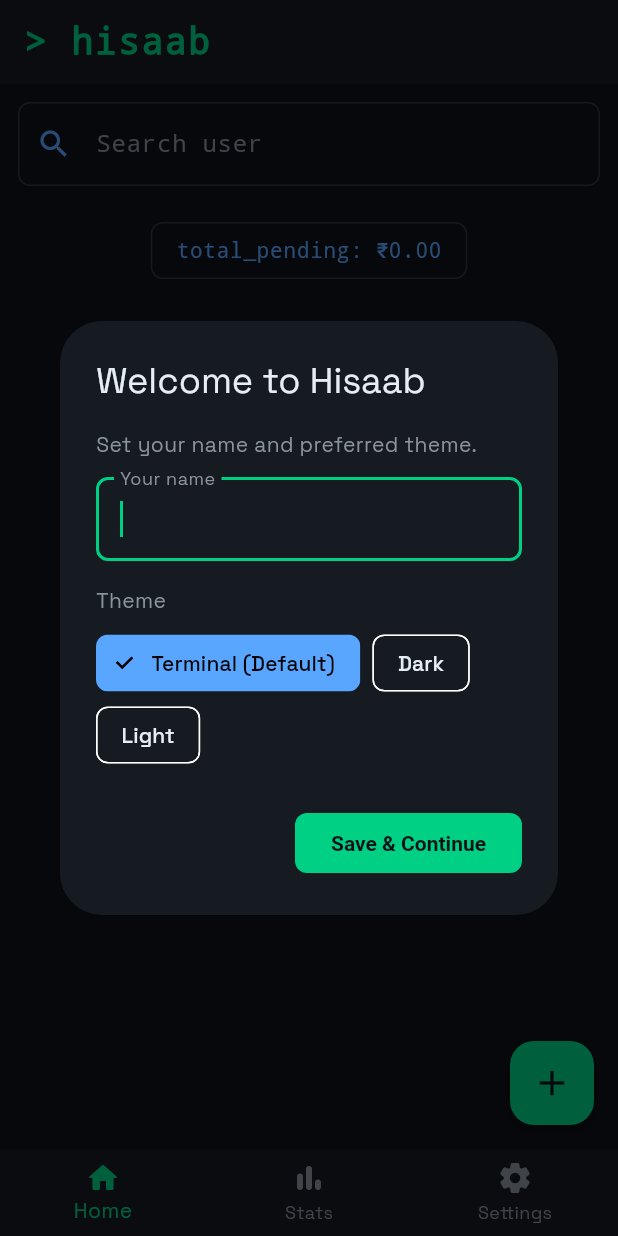
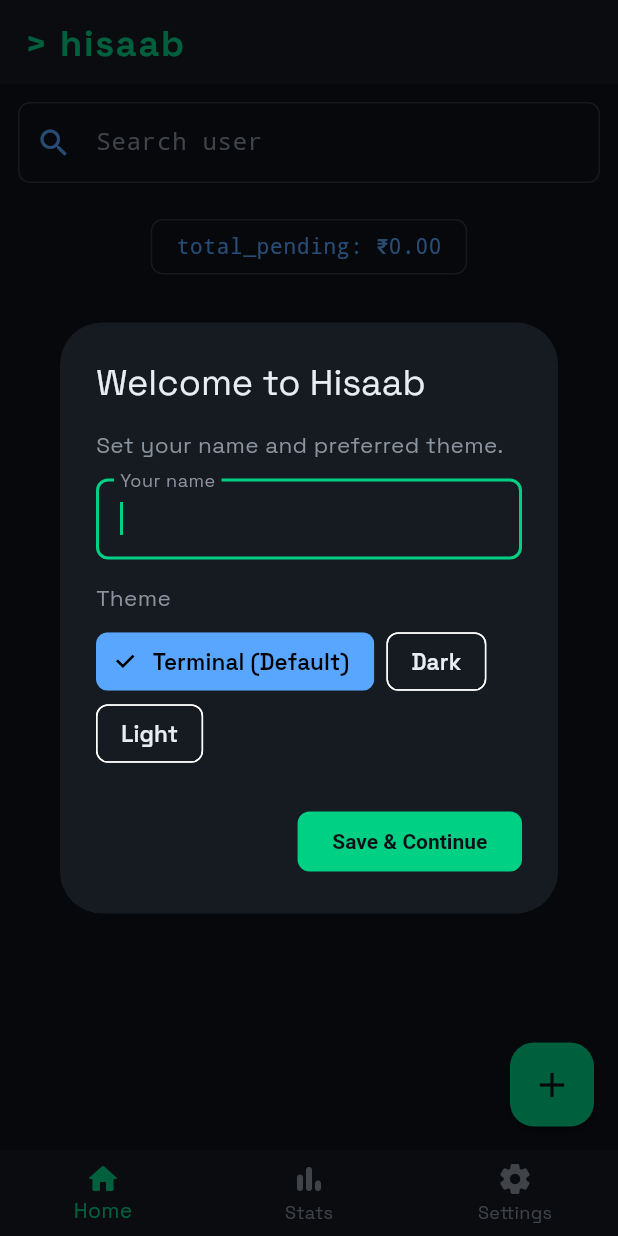
Before and after one commit to asterhyphen/hisaab, a Flutter app: the screen it shows after launch, on a phone screen of 412 x 824 dp. Run offline on Flutter 3.47's test engine with Material 3 defaults, Android fonts, the phone set to English and light mode, and no system bars; our stand-ins replace file_picker, font_awesome_flutter, hive, hive_flutter, qr_flutter, share_plus; missing offline and left inert: crop_your_image; accounts and stored records are empty.

Commit message:
Fix da themes -m Ik its still broken but better than before

```diff
--- a/lib/main.dart
+++ b/lib/main.dart
@@ -14,6 +14,51 @@
 }
 
 class MyApp extends StatelessWidget {
+  TextTheme _readableTextTheme({
+    required Color primaryText,
+    required Color secondaryText,
+    String? fontFamily,
+  }) {
+    return TextTheme(
+      titleLarge: TextStyle(
+        fontFamily: fontFamily,
+        fontSize: 22,
+        fontWeight: FontWeight.w700,
+        color: primaryText,
+      ),
+      titleMedium: TextStyle(
+        fontFamily: fontFamily,
+        fontSize: 18,
+        fontWeight: FontWeight.w600,
+        color: primaryText,
+      ),
+      bodyLarge: TextStyle(
+        fontFamily: fontFamily,
+        fontSize: 16,
+        height: 1.35,
+        color: primaryText,
+      ),
+      bodyMedium: TextStyle(
+        fontFamily: fontFamily,
+        fontSize: 15,
+        height: 1.35,
+        color: primaryText,
+      ),
+      bodySmall: TextStyle(
+        fontFamily: fontFamily,
+        fontSize: 13,
+        height: 1.3,
+        color: secondaryText,
+      ),
+      labelLarge: TextStyle(
+        fontFamily: fontFamily,
+        fontSize: 15,
+        fontWeight: FontWeight.w600,
+        color: primaryText,
+      ),
+    );
+  }
+
   ThemeData _terminalTheme() {
     return ThemeData(
       brightness: Brightness.dark,
@@ -66,6 +111,11 @@
       textButtonTheme: TextButtonThemeData(
         style: TextButton.styleFrom(foregroundColor: Color(0xFF58A6FF)),
       ),
+      textTheme: _readableTextTheme(
+        primaryText: const Color(0xFFE6EDF3),
+        secondaryText: const Color(0xFF8B949E),
+        fontFamily: 'Moldern',
+      ),
     );
   }
 
@@ -73,13 +123,45 @@
     return ThemeData(
       brightness: Brightness.dark,
       useMaterial3: true,
+      fontFamily: 'Merriweather',
       colorScheme: ColorScheme.dark(
-        primary: Color(0xFF4DA3FF),
-        secondary: Color(0xFF2DD4BF),
-        surface: Color(0xFF1C1C1E),
-        onSurface: Color(0xFFF3F4F6),
+        primary: Color(0xFF8AB4F8),
+        secondary: Color(0xFF7EDDD3),
+        surface: Color(0xFF1F232B),
+        onSurface: Color(0xFFF7FAFF),
+        outline: Color(0xFF3D4553),
       ),
-      scaffoldBackgroundColor: Color(0xFF121214),
+      scaffoldBackgroundColor: Color(0xFF151922),
+      appBarTheme: const AppBarTheme(
+        backgroundColor: Color(0xFF1F232B),
+        foregroundColor: Color(0xFFF7FAFF),
+        elevation: 0,
+      ),
+      cardColor: const Color(0xFF1F232B),
+      dividerColor: const Color(0xFF3D4553),
+      inputDecorationTheme: InputDecorationTheme(
+        filled: true,
+        fillColor: const Color(0xFF202735),
+        hintStyle: const TextStyle(color: Color(0xFFAAB4C3)),
+        labelStyle: const TextStyle(color: Color(0xFFD8E0EC)),
+        border: OutlineInputBorder(
+          borderRadius: BorderRadius.circular(10),
+          borderSide: const BorderSide(color: Color(0xFF3D4553)),
+        ),
+        enabledBorder: OutlineInputBorder(
+          borderRadius: BorderRadius.circular(10),
+          borderSide: const BorderSide(color: Color(0xFF3D4553)),
+        ),
+        focusedBorder: OutlineInputBorder(
+          borderRadius: BorderRadius.circular(10),
+          borderSide: const BorderSide(color: Color(0xFF8AB4F8), width: 2),
+        ),
+      ),
+      textTheme: _readableTextTheme(
+        primaryText: const Color(0xFFF7FAFF),
+        secondaryText: const Color(0xFFB8C3D3),
+        fontFamily: 'Merriweather',
+      ),
     );
   }
 
@@ -87,13 +169,45 @@
     return ThemeData(
       brightness: Brightness.light,
       useMaterial3: true,
+      fontFamily: 'PlayfairDisplay',
       colorScheme: ColorScheme.light(
-        primary: Color(0xFF0A7D51),
-        secondary: Color(0xFF1565C0),
+        primary: Color(0xFF0C5A44),
+        secondary: Color(0xFF0E5FB8),
         surface: Color(0xFFFFFFFF),
-        onSurface: Color(0xFF111827),
+        onSurface: Color(0xFF1B2430),
+        outline: Color(0xFFC9D3DF),
       ),
-      scaffoldBackgroundColor: Color(0xFFF5F7FA),
+      scaffoldBackgroundColor: Color(0xFFF1F5F9),
+      appBarTheme: const AppBarTheme(
+        backgroundColor: Color(0xFFFFFFFF),
+        foregroundColor: Color(0xFF1B2430),
+        elevation: 0,
+      ),
+      cardColor: const Color(0xFFFFFFFF),
+      dividerColor: const Color(0xFFD5DDE7),
+      inputDecorationTheme: InputDecorationTheme(
+        filled: true,
+        fillColor: const Color(0xFFFFFFFF),
+        hintStyle: const TextStyle(color: Color(0xFF6B7280)),
+        labelStyle: const TextStyle(color: Color(0xFF3A4353)),
+        border: OutlineInputBorder(
+          borderRadius: BorderRadius.circular(10),
+          borderSide: const BorderSide(color: Color(0xFFC9D3DF)),
+        ),
+        enabledBorder: OutlineInputBorder(
+          borderRadius: BorderRadius.circular(10),
+          borderSide: const BorderSide(color: Color(0xFFC9D3DF)),
+        ),
+        focusedBorder: OutlineInputBorder(
+          borderRadius: BorderRadius.circular(10),
+          borderSide: const BorderSide(color: Color(0xFF0E5FB8), width: 2),
+        ),
+      ),
+      textTheme: _readableTextTheme(
+        primaryText: const Color(0xFF1B2430),
+        secondaryText: const Color(0xFF5E6878),
+        fontFamily: 'PlayfairDisplay',
+      ),
     );
   }
 
--- a/lib/screens/friend_list_page.dart
+++ b/lib/screens/friend_list_page.dart
@@ -1778,17 +1778,17 @@
 
     return Scaffold(
       appBar: AppBar(
-        backgroundColor: Color(0xFF161B22),
-        foregroundColor: Color(0xFF00D084),
+        backgroundColor: Theme.of(context).appBarTheme.backgroundColor,
+        foregroundColor: Theme.of(context).appBarTheme.foregroundColor,
         elevation: 0,
         title: Text(
           title,
           style: TextStyle(
-            fontFamily: 'Courier New',
+            fontFamily: Theme.of(context).textTheme.titleLarge?.fontFamily,
             fontSize: 24,
             fontWeight: FontWeight.bold,
             letterSpacing: 1.2,
-            color: Color(0xFF00D084),
+            color: Theme.of(context).appBarTheme.foregroundColor,
           ),
         ),
         centerTitle: false,
@@ -1802,9 +1802,9 @@
       bottomNavigationBar: BottomNavigationBar(
         currentIndex: _currentTab,
         onTap: (index) => setState(() => _currentTab = index),
-        backgroundColor: const Color(0xFF161B22),
-        selectedItemColor: const Color(0xFF00D084),
-        unselectedItemColor: const Color(0xFF8B949E),
+        backgroundColor: Theme.of(context).colorScheme.surface,
+        selectedItemColor: Theme.of(context).colorScheme.primary,
+        unselectedItemColor: Theme.of(context).textTheme.bodySmall?.color,
         items: const [
           BottomNavigationBarItem(
             icon: Icon(Icons.home_rounded),
--- a/pubspec.yaml
+++ b/pubspec.yaml
@@ -44,6 +44,10 @@
       fonts:
         - asset: assets/fonts/PlayfairDisplay.ttf
 
+    - family: Merriweather
+      fonts:
+        - asset: assets/fonts/Merriweather-VariableFont_opsz,wdth,wght.ttf
+
 flutter_launcher_icons:
   android: true
   ios: true
```
